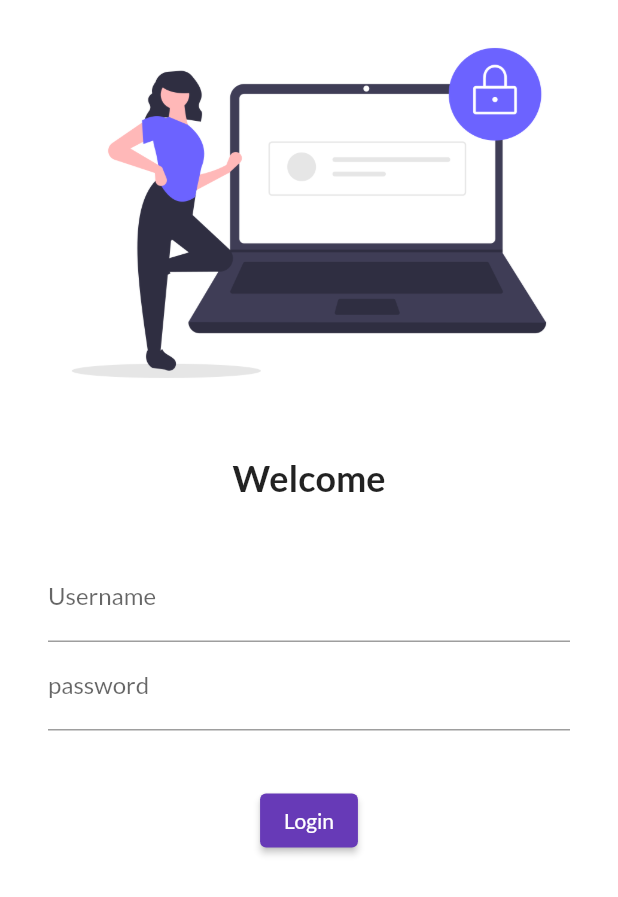
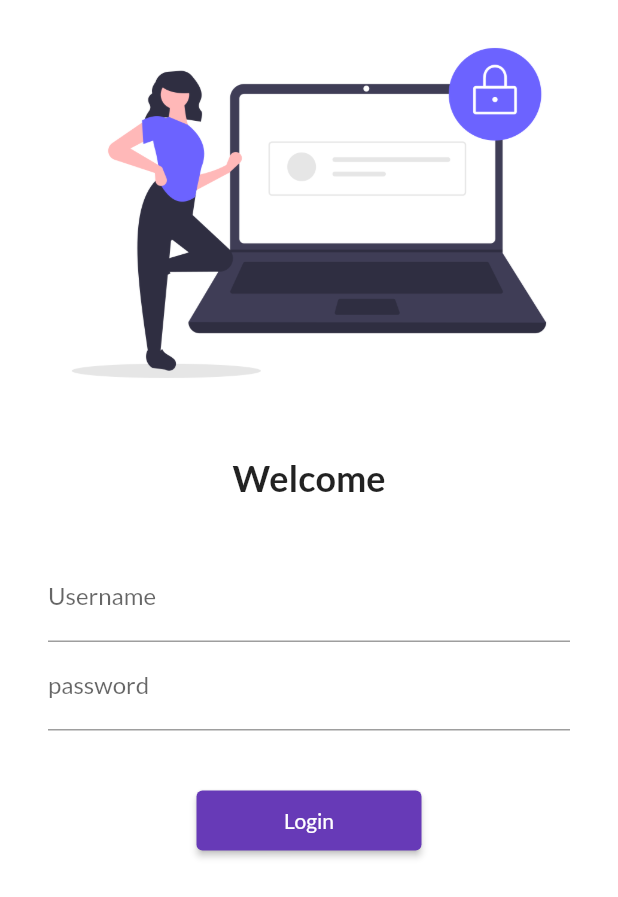
Before and after one commit to ShowmikDebnath/flutter_firstApp, a Flutter app: the screen it shows after launch, on a phone screen of 412 x 824 dp. Shown: the top 897 px of the screen. Run offline on Flutter 3.47's test engine with Material 2 defaults, Android fonts, the phone set to English and light mode, and no system bars; our stand-ins replace google_fonts.

Commit message:
Chapter 5 complete

```diff
--- a/lib/main.dart
+++ b/lib/main.dart
@@ -1,5 +1,6 @@
 import 'package:firstapp/pages/homepage.dart';
 import 'package:firstapp/pages/login_page.dart';
+import 'package:firstapp/utils/routes.dart';
 import 'package:flutter/material.dart';
 import 'package:google_fonts/google_fonts.dart';
 import 'package:google_fonts/google_fonts.dart';
@@ -21,14 +22,15 @@ class MyApp extends StatelessWidget{
       theme: ThemeData(primarySwatch: Colors.deepPurple,
         fontFamily: GoogleFonts.lato().fontFamily),
 
+      //debugShowCheckedModeBanner: false,
       darkTheme: ThemeData(
         brightness: Brightness.dark,
       ),
-      //initialRoute: "/home",
+      initialRoute: "/",
       routes: {
         "/": (context) => LoginPage(),
-        "/home": (context) => Homepage(),
-        "/login" :(context) => LoginPage(),
+        MyRoutes.homeRoute: (context) => Homepage(),
+        MyRoutes.loginRoute :(context) => LoginPage(),
       },
     );
   }
--- a/lib/pages/login_page.dart
+++ b/lib/pages/login_page.dart
@@ -1,3 +1,4 @@
+import 'package:firstapp/utils/routes.dart';
 import 'package:flutter/material.dart';
 
 class LoginPage extends StatelessWidget {
@@ -9,6 +10,7 @@ class LoginPage extends StatelessWidget {
   Widget build(BuildContext context) {
     return Material(
       color:Colors.white,
+      child: SingleChildScrollView(
           child: Column(
             children: [
               Image.asset('assets/images/login_image.png', fit: BoxFit.cover,),
@@ -49,14 +51,17 @@ class LoginPage extends StatelessWidget {
 
               ElevatedButton(
                 onPressed: (){
-                print("Hi Coders Hub");
+                  //print("Hi Coders Hub");
+                  Navigator.pushNamed(context, MyRoutes.homeRoute);
+
                 },
                 child: Text("Login"),
-              style: TextButton.styleFrom(),
+                style: TextButton.styleFrom(minimumSize: Size(150, 40)),
               )
 
             ],
           )
+      )
     );
   }
 }
--- /dev/null
+++ b/lib/utils/routes.dart
@@ -0,0 +1,5 @@
+class MyRoutes{
+  static String loginRoute = "/login";
+  static String homeRoute = "/home";
+
+}
```
Lines whose indentation alone changed are shown as unchanged.
